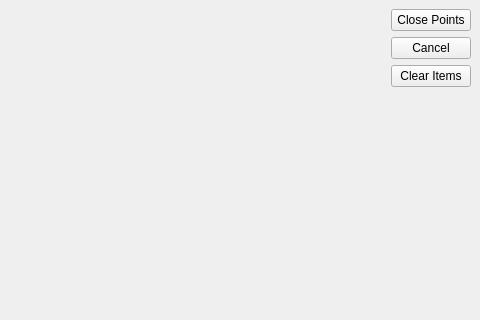
First picture: the form in mainwindow.ui, repository arturShafikov/QGraphics-testing, before the edit; both pictures show x 320 to 800 and y 0 to 320 of the 800 by 600 pixel window.
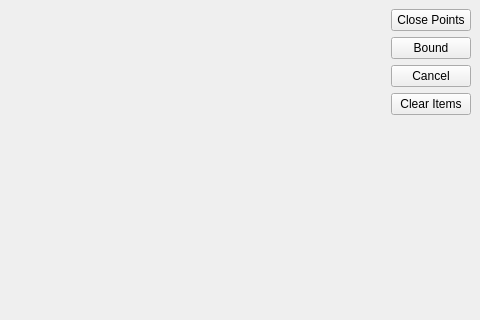
Second picture: the form after the edit.

```diff
--- a/mainwindow.ui
+++ b/mainwindow.ui
@@ -40,6 +40,13 @@
         </property>
        </widget>
       </item>
+      <item>
+       <widget class="QPushButton" name="boundButton">
+        <property name="text">
+         <string>Bound</string>
+        </property>
+       </widget>
+      </item>
       <item>
        <widget class="QPushButton" name="cancelButton">
         <property name="text">
```
